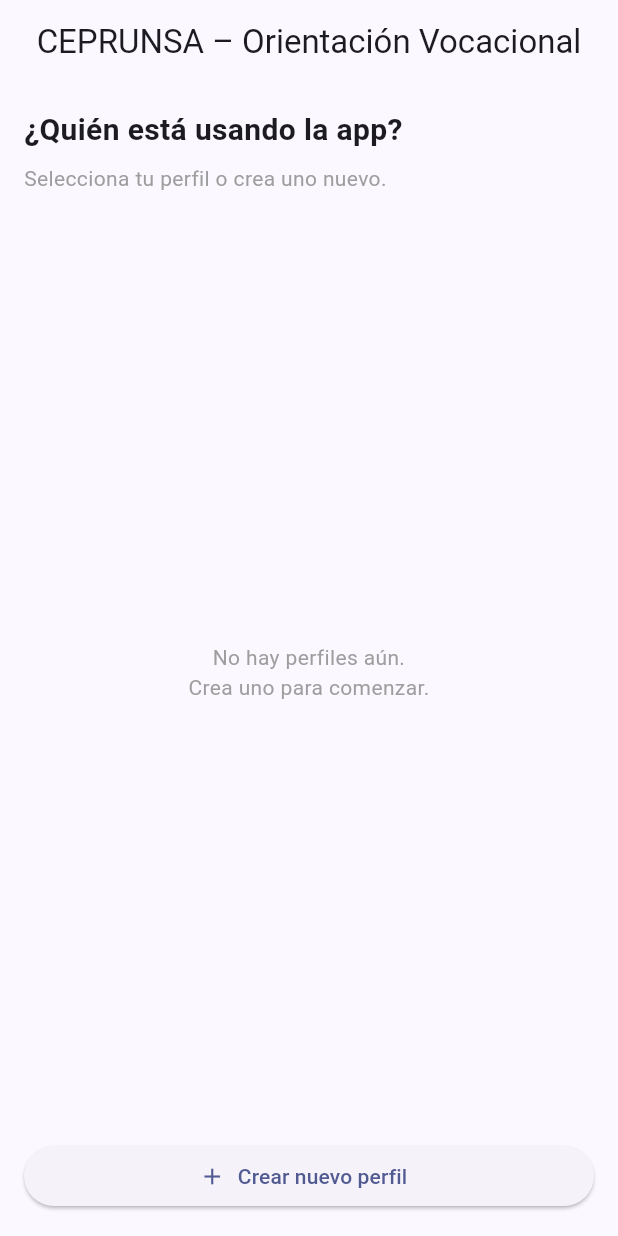
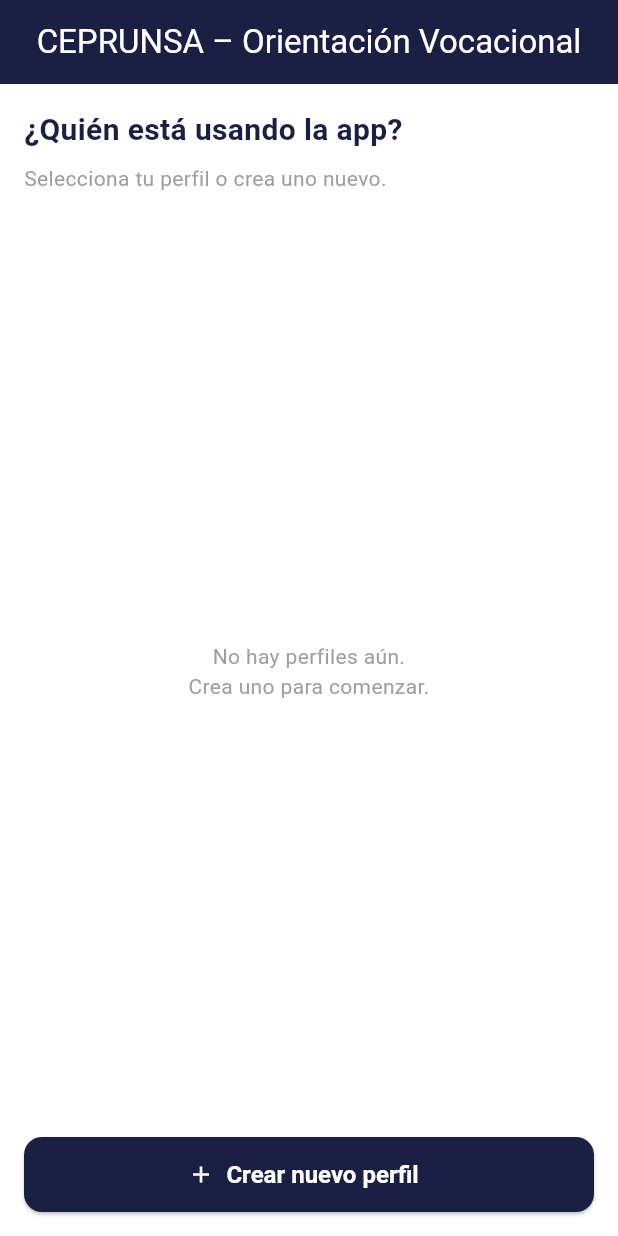
Before and after one commit to RutbelCarlosTC/test-vocacional, a Flutter app: the screen it shows after launch, on a phone screen of 412 x 824 dp. Run offline on Flutter 3.47's test engine with Material 3 defaults, Android fonts, the phone set to English and light mode, and no system bars; our stand-ins replace fl_chart, hive, hive_flutter, shared_preferences; accounts and stored records are empty.

Commit message:
feat: cambiando los colores principales

```diff
--- a/lib/main.dart
+++ b/lib/main.dart
@@ -1,4 +1,5 @@
 import 'package:flutter/material.dart';
+import 'theme/app_theme.dart';
 import 'services/profile_manager.dart';
 import 'services/evaluation_service.dart';
 import 'screens/profile_selection_screen.dart';
@@ -18,10 +19,7 @@
     return MaterialApp(
       title: 'CEPRUNSA Vocacional',
       debugShowCheckedModeBanner: false,
-      theme: ThemeData(
-        colorScheme: ColorScheme.fromSeed(seedColor: Colors.indigo),
-        useMaterial3: true,
-      ),
+      theme: AppTheme.lightTheme,
       home: const _SplashRouter(),
     );
   }
--- a/lib/screens/global_results_screen.dart
+++ b/lib/screens/global_results_screen.dart
@@ -79,7 +79,11 @@
                   Expanded(
                     child: Text(
                       'Has completado $areasCompletadas de $totalAreas áreas de evaluación.',
-                      style: const TextStyle(fontSize: 15, fontWeight: FontWeight.w600),
+                      style: TextStyle(
+                        fontSize: 15,
+                        fontWeight: FontWeight.w600,
+                        color: Theme.of(context).colorScheme.onPrimaryContainer,
+                      ),
                     ),
                   ),
                 ],
--- a/lib/screens/quiz_screen.dart
+++ b/lib/screens/quiz_screen.dart
@@ -463,7 +463,11 @@
             ),
             child: Text(
               widget.question.question,
-              style: const TextStyle(fontSize: 17, height: 1.5),
+              style: TextStyle(
+                fontSize: 17,
+                height: 1.5,
+                color: Theme.of(context).colorScheme.onPrimaryContainer,
+              ),
             ),
           ),
           const SizedBox(height: 24),
--- /dev/null
+++ b/lib/theme/app_colors.dart
@@ -0,0 +1,18 @@
+import 'package:flutter/material.dart';
+
+class AppColors {
+  // Colores principales extraídos del logo de CEPRUNSA
+  static const Color primaryBlue = Color(0xFF1A1F44); // Azul Marino profundo
+  static const Color secondaryRed = Color(0xFF700D21); // Guinda / Rojo oscuro
+  static const Color accentGray = Color(0xFFA7A9AC); // Gris del logo
+
+  // Colores de soporte
+  static const Color background = Color(0xFFF5F6F9);
+  static const Color surface = Colors.white;
+  static const Color error = Color(0xFFB00020);
+
+  // Colores de texto
+  static const Color textPrimary = Color(0xFF1A1F44);
+  static const Color textSecondary = Color(0xFF636781);
+  static const Color textOnPrimary = Colors.white;
+}
--- /dev/null
+++ b/lib/theme/app_theme.dart
@@ -0,0 +1,81 @@
+import 'package:flutter/material.dart';
+import 'app_colors.dart';
+
+class AppTheme {
+  static ThemeData get lightTheme {
+    return ThemeData(
+      useMaterial3: true,
+      colorScheme: ColorScheme.light(
+        primary: AppColors.primaryBlue,
+        secondary: AppColors.secondaryRed,
+        surface: AppColors.surface,
+        background: AppColors.background,
+        error: AppColors.error,
+        onPrimary: AppColors.textOnPrimary,
+        onSecondary: AppColors.textOnPrimary,
+        onSurface: AppColors.textPrimary,
+        onBackground: AppColors.textPrimary,
+        primaryContainer: Color(0xFFDDE1FF), // Azul muy claro para fondos de tarjetas
+        onPrimaryContainer: AppColors.primaryBlue,
+      ),
+
+      // Personalización de AppBar
+      appBarTheme: const AppBarTheme(
+        backgroundColor: AppColors.primaryBlue,
+        foregroundColor: Colors.white,
+        centerTitle: true,
+        elevation: 0,
+      ),
+
+      // Personalización de Botones Elevados
+      elevatedButtonTheme: ElevatedButtonThemeData(
+        style: ElevatedButton.styleFrom(
+          backgroundColor: AppColors.primaryBlue,
+          foregroundColor: Colors.white,
+          minimumSize: const Size(double.infinity, 50),
+          shape: RoundedRectangleBorder(
+            borderRadius: BorderRadius.circular(12),
+          ),
+          textStyle: const TextStyle(
+            fontSize: 16,
+            fontWeight: FontWeight.bold,
+          ),
+        ),
+      ),
+
+      // Personalización de Botones Outlined
+      outlinedButtonTheme: OutlinedButtonThemeData(
+        style: OutlinedButton.styleFrom(
+          foregroundColor: AppColors.primaryBlue,
+          side: const BorderSide(color: AppColors.primaryBlue),
+          minimumSize: const Size(double.infinity, 50),
+          shape: RoundedRectangleBorder(
+            borderRadius: BorderRadius.circular(12),
+          ),
+        ),
+      ),
+
+      // Personalización de Inputs
+      inputDecorationTheme: InputDecorationTheme(
+        border: OutlineInputBorder(
+          borderRadius: BorderRadius.circular(12),
+        ),
+        enabledBorder: OutlineInputBorder(
+          borderRadius: BorderRadius.circular(12),
+          borderSide: const BorderSide(color: AppColors.accentGray),
+        ),
+        focusedBorder: OutlineInputBorder(
+          borderRadius: BorderRadius.circular(12),
+          borderSide: const BorderSide(color: AppColors.primaryBlue, width: 2),
+        ),
+        floatingLabelStyle: const TextStyle(color: AppColors.primaryBlue),
+        prefixIconColor: AppColors.primaryBlue,
+      ),
+
+      // Radio Tiles y Checkboxes
+      radioTheme: RadioThemeData(
+        fillColor: MaterialStateProperty.all(AppColors.primaryBlue),
+      ),
+    );
+  }
+}
```
Also changed, not shown: lib/screens/create_profile_screen.dart (+18 -21 lines), lib/screens/home_screen.dart (+16 -4 lines).
